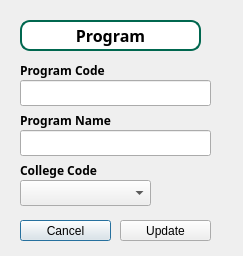
Qt form editprogramdialog.ui (Kris2103/CCC151-SSIS) before a commit.
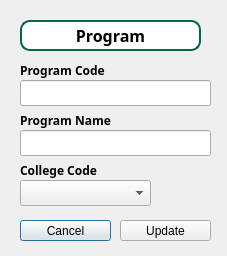
The same form after that commit.

What changed in the file:
```diff
--- a/editprogramdialog.ui
+++ b/editprogramdialog.ui
@@ -6,7 +6,7 @@
    <rect>
     <x>0</x>
     <y>0</y>
-    <width>243</width>
+    <width>227</width>
     <height>256</height>
    </rect>
   </property>
```
